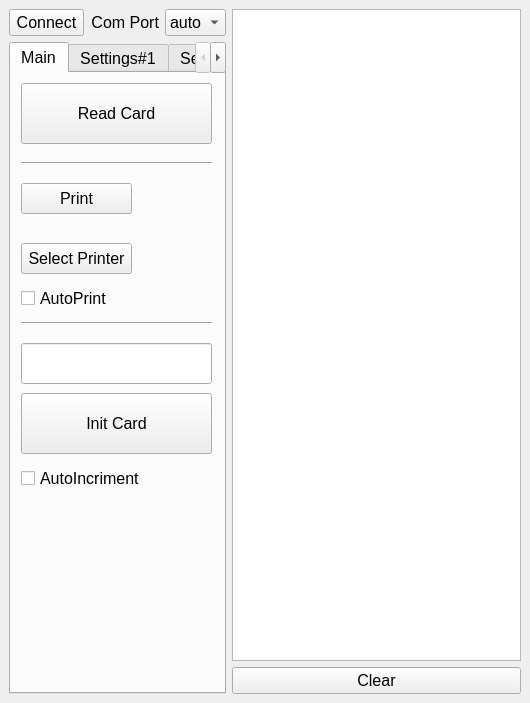
The window that design.ui (sportiduino/SportiduinoPQ) describes before a commit, drawn with Qt 5.
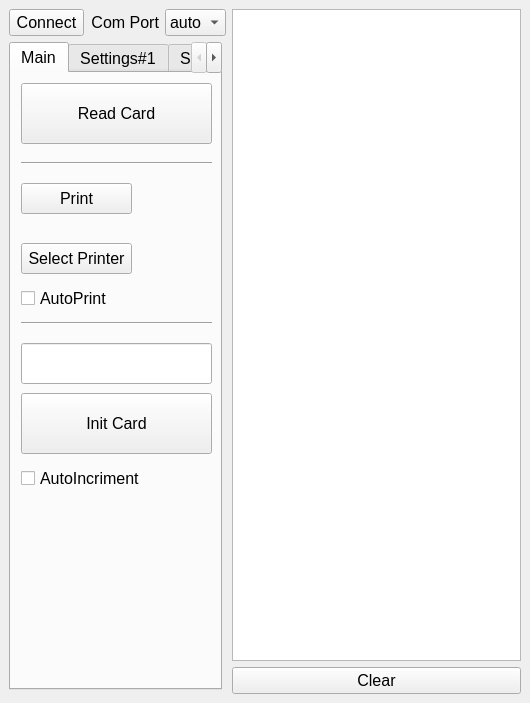
The same window after the commit.

Commit message: Добавил скроллбары для пользовательского интерфейса и изменил номер версии

Patch:
```diff
--- a/design.ui
+++ b/design.ui
@@ -247,7 +247,43 @@
        </layout>
       </item>
       <item>
+       <widget class="QScrollArea" name="scrollArea">
+        <property name="sizePolicy">
+         <sizepolicy hsizetype="Minimum" vsizetype="Expanding">
+          <horstretch>0</horstretch>
+          <verstretch>0</verstretch>
+         </sizepolicy>
+        </property>
+        <property name="frameShape">
+         <enum>QFrame::NoFrame</enum>
+        </property>
+        <property name="frameShadow">
+         <enum>QFrame::Plain</enum>
+        </property>
+        <property name="widgetResizable">
+         <bool>false</bool>
+        </property>
+        <property name="alignment">
+         <set>Qt::AlignLeading|Qt::AlignLeft|Qt::AlignTop</set>
+        </property>
+        <widget class="QWidget" name="scrollAreaWidgetContents">
+         <property name="geometry">
+          <rect>
+           <x>0</x>
+           <y>0</y>
+           <width>213</width>
+           <height>648</height>
+          </rect>
+         </property>
        <widget class="QTabWidget" name="Log">
+          <property name="geometry">
+           <rect>
+            <x>0</x>
+            <y>0</y>
+            <width>213</width>
+            <height>648</height>
+           </rect>
+          </property>
         <property name="sizePolicy">
          <sizepolicy hsizetype="Minimum" vsizetype="Expanding">
           <horstretch>0</horstretch>
@@ -1643,6 +1679,8 @@
          </widget>
         </widget>
        </widget>
+        </widget>
+       </widget>
       </item>
      </layout>
     </item>
```
Left out of the diff: 17 changed lines with no effect on the pictures. Lines whose indentation alone changed are shown as unchanged. The commit also changes 5 other files.
